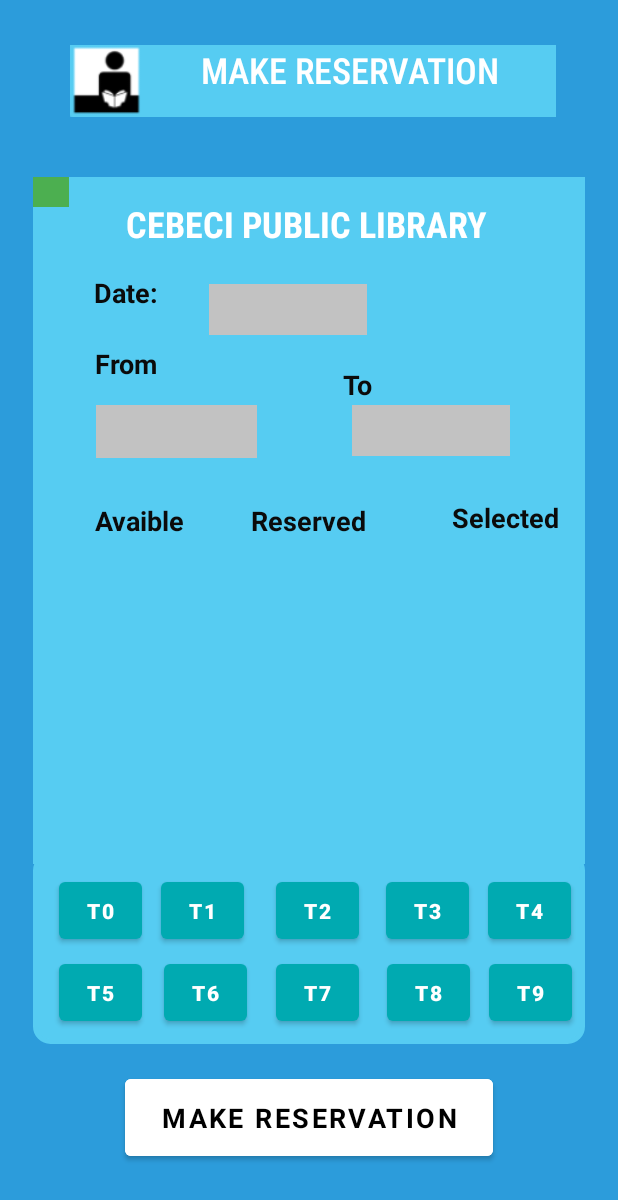
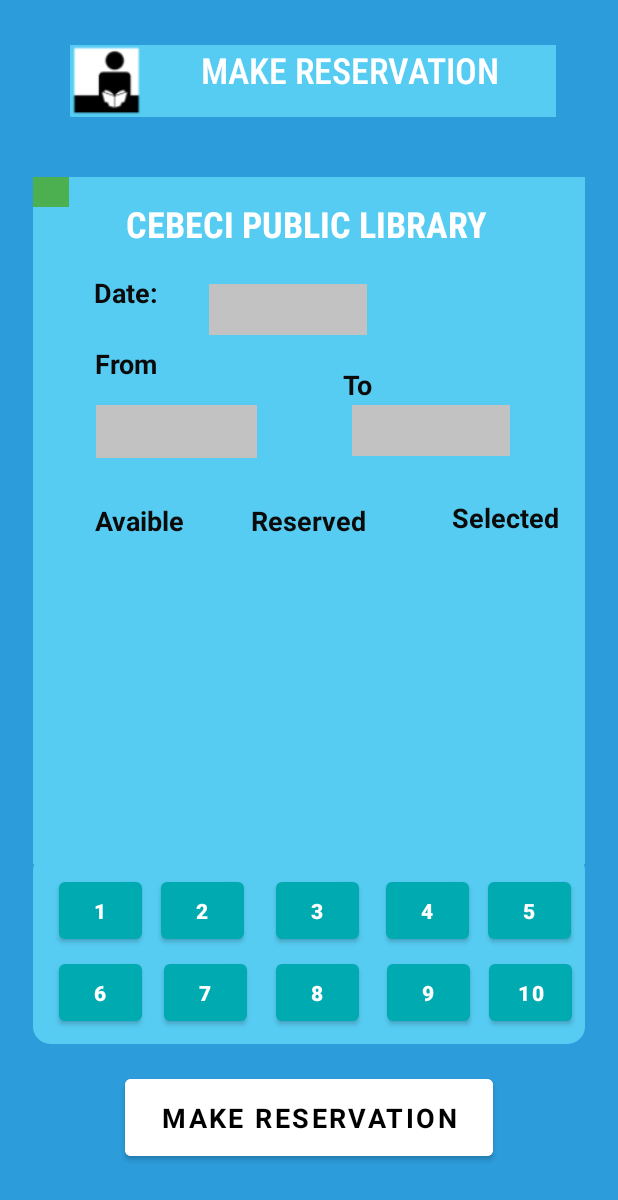
Before and after one commit to CankayaUniversity/ceng-407-408-2020-2021--Mobile-Library-Reservation-System, an Android app: the layout layout_lm_choose_table.xml on its own in the app's theme, with its tools: preview values and no code run, on a phone screen of 412 x 824 dp. Shown: the top 1200 px of the screen. Run offline under Robolectric (Android 15) with nearby library versions, the phone set to English and light mode, and no system bars.

Commit message:
error solved

```diff
--- a/MobileLibrs/app/src/main/res/layout/layout_lm_choose_table.xml
+++ b/MobileLibrs/app/src/main/res/layout/layout_lm_choose_table.xml
@@ -23,128 +23,6 @@
         android:layout_marginBottom="128dp"
         android:background="@drawable/sekil">
 
-        <RelativeLayout
-            android:layout_width="wrap_content"
-            android:layout_height="127dp"
-            android:layout_alignParentStart="true"
-            android:layout_alignParentEnd="true"
-            android:layout_alignParentBottom="true"
-            android:layout_marginStart="22dp"
-            android:layout_marginEnd="22dp"
-            android:layout_marginBottom="128dp"
-            android:background="@drawable/sekil">
-
-            <Button
-                android:id="@+id/T0"
-                android:layout_width="55dp"
-                android:layout_height="50dp"
-                android:layout_alignParentStart="true"
-                android:layout_alignParentBottom="true"
-                android:layout_marginStart="13dp"
-                android:layout_marginBottom="60dp"
-                android:text="T0"
-                android:textStyle="bold" />
-
-            <Button
-                android:id="@+id/t6"
-                android:layout_width="55dp"
-                android:layout_height="50dp"
-                android:layout_alignParentStart="true"
-                android:layout_alignParentBottom="true"
-                android:layout_marginStart="13dp"
-                android:layout_marginBottom="5dp"
-                android:text="T5"
-                android:textStyle="bold" />
-
-            <Button
-                android:id="@+id/t7"
-                android:layout_width="55dp"
-                android:layout_height="50dp"
-                android:layout_alignParentStart="true"
-                android:layout_alignParentBottom="true"
-                android:layout_marginStart="83dp"
-                android:layout_marginBottom="5dp"
-                android:text="T6"
-                android:textStyle="bold" />
-
-            <Button
-                android:id="@+id/t8"
-                android:layout_width="55dp"
-                android:layout_height="50dp"
-                android:layout_alignParentStart="true"
-                android:layout_alignParentBottom="true"
-                android:layout_marginStart="158dp"
-                android:layout_marginBottom="5dp"
-                android:text="T7"
-                android:textStyle="bold" />
-
-            <Button
-                android:id="@+id/t9"
-                android:layout_width="55dp"
-                android:layout_height="50dp"
-                android:layout_alignParentStart="true"
-                android:layout_alignParentBottom="true"
-                android:layout_marginStart="232dp"
-                android:layout_marginBottom="5dp"
-                android:text="T8"
-                android:textStyle="bold" />
-
-            <Button
-                android:id="@+id/t0"
-                android:layout_width="55dp"
-                android:layout_height="50dp"
-                android:layout_alignParentStart="true"
-                android:layout_alignParentBottom="true"
-                android:layout_marginStart="300dp"
-                android:layout_marginBottom="5dp"
-                android:text="T9"
-                android:textStyle="bold" />
-
-            <Button
-                android:id="@+id/t2"
-                android:layout_width="55dp"
-                android:layout_height="50dp"
-                android:layout_alignParentStart="true"
-                android:layout_alignParentBottom="true"
-                android:layout_marginStart="81dp"
-                android:layout_marginBottom="60dp"
-                android:text="T1"
-                android:textStyle="bold" />
-
-            <Button
-                android:id="@+id/t3"
-                android:layout_width="55dp"
-                android:layout_height="50dp"
-                android:layout_alignParentStart="true"
-                android:layout_alignParentBottom="true"
-                android:layout_marginStart="158dp"
-                android:layout_marginBottom="60dp"
-                android:text="T2"
-                android:textStyle="bold" />
-
-            <Button
-                android:id="@+id/t4"
-                android:layout_width="55dp"
-                android:layout_height="50dp"
-                android:layout_alignParentStart="true"
-                android:layout_alignParentBottom="true"
-                android:layout_marginStart="231dp"
-                android:layout_marginBottom="60dp"
-                android:text="T3"
-                android:textStyle="bold" />
-
-            <Button
-                android:id="@+id/t5"
-                android:layout_width="55dp"
-                android:layout_height="50dp"
-                android:layout_alignParentStart="true"
-                android:layout_alignParentBottom="true"
-                android:layout_marginStart="299dp"
-                android:layout_marginBottom="60dp"
-                android:text="T4"
-                android:textStyle="bold" />
-        </RelativeLayout>
-
         <Button
             android:id="@+id/T0"
             android:layout_width="55dp"
@@ -153,7 +31,7 @@
             android:layout_alignParentBottom="true"
             android:layout_marginStart="13dp"
             android:layout_marginBottom="60dp"
-            android:text="T0"
+            android:text="1"
             android:textStyle="bold" />
 
         <Button
@@ -164,7 +42,7 @@
             android:layout_alignParentBottom="true"
             android:layout_marginStart="13dp"
             android:layout_marginBottom="5dp"
-            android:text="T5"
+            android:text="6"
             android:textStyle="bold" />
 
         <Button
@@ -175,7 +53,7 @@
             android:layout_alignParentBottom="true"
             android:layout_marginStart="83dp"
             android:layout_marginBottom="5dp"
-            android:text="T6"
+            android:text="7"
             android:textStyle="bold" />
 
         <Button
@@ -186,7 +64,7 @@
             android:layout_alignParentBottom="true"
             android:layout_marginStart="158dp"
             android:layout_marginBottom="5dp"
-            android:text="T7"
+            android:text="8"
             android:textStyle="bold" />
 
         <Button
@@ -197,18 +75,18 @@
             android:layout_alignParentBottom="true"
             android:layout_marginStart="232dp"
             android:layout_marginBottom="5dp"
-            android:text="T8"
+            android:text="9"
             android:textStyle="bold" />
 
         <Button
-            android:id="@+id/t0"
+            android:id="@+id/t10"
             android:layout_width="55dp"
             android:layout_height="50dp"
             android:layout_alignParentStart="true"
             android:layout_alignParentBottom="true"
             android:layout_marginStart="300dp"
             android:layout_marginBottom="5dp"
-            android:text="T9"
+            android:text="10"
             android:textStyle="bold" />
 
         <Button
@@ -219,7 +97,7 @@
             android:layout_alignParentBottom="true"
             android:layout_marginStart="81dp"
             android:layout_marginBottom="60dp"
-            android:text="T1"
+            android:text="2"
             android:textStyle="bold" />
 
         <Button
@@ -230,7 +108,7 @@
             android:layout_alignParentBottom="true"
             android:layout_marginStart="158dp"
             android:layout_marginBottom="60dp"
-            android:text="T2"
+            android:text="3"
             android:textStyle="bold" />
 
         <Button
@@ -241,7 +119,7 @@
             android:layout_alignParentBottom="true"
             android:layout_marginStart="231dp"
             android:layout_marginBottom="60dp"
-            android:text="T3"
+            android:text="4"
             android:textStyle="bold" />
 
         <Button
@@ -252,7 +130,7 @@
             android:layout_alignParentBottom="true"
             android:layout_marginStart="299dp"
             android:layout_marginBottom="60dp"
-            android:text="T4"
+            android:text="5"
             android:textStyle="bold" />
     </RelativeLayout>
 
```
Also changed, not shown: MobileLibrs/app/src/main/java/com/example/mobilelibrs/Activity_LM_Make_Reservation.kt (line endings or trailing spaces).
